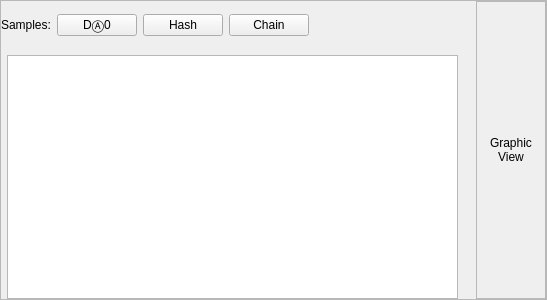
The window that apps/BlockTool/blockTool.ui (assignonward/aosuite) describes before a commit, drawn with Qt 5.
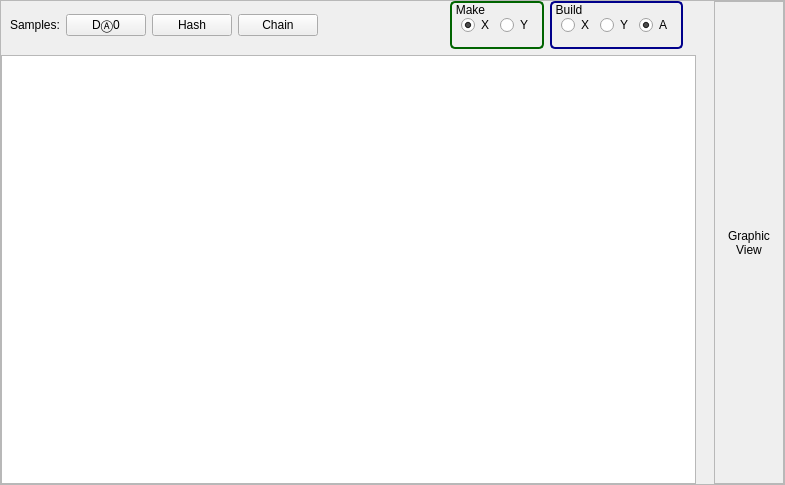
The same window after the commit. Icons and pictures are not drawn.

Commit message: add make/build control interface

Patch:
```diff
--- a/apps/BlockTool/blockTool.ui
+++ b/apps/BlockTool/blockTool.ui
@@ -6,10 +6,16 @@
    <rect>
     <x>0</x>
     <y>0</y>
-    <width>547</width>
-    <height>300</height>
+    <width>785</width>
+    <height>485</height>
    </rect>
   </property>
+  <property name="sizePolicy">
+   <sizepolicy hsizetype="Expanding" vsizetype="Expanding">
+    <horstretch>0</horstretch>
+    <verstretch>0</verstretch>
+   </sizepolicy>
+  </property>
   <property name="windowTitle">
    <string>Block Tool</string>
   </property>
@@ -25,8 +31,8 @@
     <rect>
      <x>0</x>
      <y>0</y>
-     <width>545</width>
-     <height>298</height>
+     <width>783</width>
+     <height>483</height>
     </rect>
    </property>
    <layout class="QGridLayout" name="gridLayout">
@@ -44,11 +50,20 @@
     </property>
     <item row="1" column="0" colspan="2">
      <layout class="QHBoxLayout" name="horizontalLayout">
+      <property name="leftMargin">
+       <number>9</number>
+      </property>
       <property name="topMargin">
        <number>0</number>
       </property>
       <item>
        <widget class="QLabel" name="label_2">
+        <property name="sizePolicy">
+         <sizepolicy hsizetype="Preferred" vsizetype="Fixed">
+          <horstretch>0</horstretch>
+          <verstretch>0</verstretch>
+         </sizepolicy>
+        </property>
         <property name="text">
          <string>Samples:</string>
         </property>
@@ -82,12 +97,122 @@
         </property>
         <property name="sizeHint" stdset="0">
          <size>
-          <width>40</width>
+          <width>4000</width>
           <height>20</height>
          </size>
         </property>
        </spacer>
       </item>
+      <item>
+       <widget class="QGroupBox" name="groupBox">
+        <property name="maximumSize">
+         <size>
+          <width>16777215</width>
+          <height>50</height>
+         </size>
+        </property>
+        <property name="styleSheet">
+         <string notr="true">QGroupBox { 
+     border: 2px solid darkgreen; 
+     border-radius: 5px; 
+     font-size: 12px
+ }
+QGroupBox::title {
+  background-color: transparent;
+  padding-left: 4px;
+  padding-top: 2px;
+}</string>
+        </property>
+        <property name="title">
+         <string>Make</string>
+        </property>
+        <layout class="QHBoxLayout" name="horizontalLayout_2">
+         <property name="leftMargin">
+          <number>9</number>
+         </property>
+         <property name="topMargin">
+          <number>0</number>
+         </property>
+         <property name="bottomMargin">
+          <number>0</number>
+         </property>
+         <item>
+          <widget class="QRadioButton" name="makeX">
+           <property name="text">
+            <string>X</string>
+           </property>
+           <property name="checked">
+            <bool>true</bool>
+           </property>
+          </widget>
+         </item>
+         <item>
+          <widget class="QRadioButton" name="makeY">
+           <property name="text">
+            <string>Y</string>
+           </property>
+          </widget>
+         </item>
+        </layout>
+       </widget>
+      </item>
+      <item>
+       <widget class="QGroupBox" name="groupBox_2">
+        <property name="maximumSize">
+         <size>
+          <width>16777215</width>
+          <height>50</height>
+         </size>
+        </property>
+        <property name="styleSheet">
+         <string notr="true">QGroupBox { 
+     border: 2px solid darkblue; 
+     border-radius: 5px; 
+     font-size: 12px
+ }
+QGroupBox::title {
+  background-color: transparent;
+  padding-left: 4px;
+  padding-top: 2px;
+}</string>
+        </property>
+        <property name="title">
+         <string>Build</string>
+        </property>
+        <layout class="QHBoxLayout" name="horizontalLayout_3">
+         <property name="topMargin">
+          <number>0</number>
+         </property>
+         <property name="bottomMargin">
+          <number>0</number>
+         </property>
+         <item>
+          <widget class="QRadioButton" name="buildX">
+           <property name="text">
+            <string>X</string>
+           </property>
+          </widget>
+         </item>
+         <item>
+          <widget class="QRadioButton" name="buildY">
+           <property name="text">
+            <string>Y</string>
+           </property>
+          </widget>
+         </item>
+         <item>
+          <widget class="QRadioButton" name="buildA">
+           <property name="text">
+            <string>A</string>
+           </property>
+           <property name="checked">
+            <bool>true</bool>
+           </property>
+          </widget>
+         </item>
+        </layout>
+       </widget>
+      </item>
       <item>
        <widget class="QLabel" name="label">
         <property name="maximumSize">
@@ -135,7 +260,7 @@
          <x>0</x>
          <y>0</y>
          <width>68</width>
-         <height>296</height>
+         <height>481</height>
         </rect>
        </property>
        <property name="sizePolicy">
@@ -172,27 +297,6 @@
       </widget>
      </widget>
     </item>
-    <item row="2" column="1" rowspan="2">
-     <widget class="QTextEdit" name="report">
-      <property name="sizePolicy">
-       <sizepolicy hsizetype="MinimumExpanding" vsizetype="Expanding">
-        <horstretch>0</horstretch>
-        <verstretch>0</verstretch>
-       </sizepolicy>
-      </property>
-      <property name="font">
-       <font>
-        <family>DejaVu Sans Mono</family>
-       </font>
-      </property>
-      <property name="horizontalScrollBarPolicy">
-       <enum>Qt::ScrollBarAlwaysOff</enum>
-      </property>
-      <property name="sizeAdjustPolicy">
-       <enum>QAbstractScrollArea::AdjustToContents</enum>
-      </property>
-     </widget>
-    </item>
     <item row="1" column="4" rowspan="3">
      <widget class="QFrame" name="frameA">
       <property name="sizePolicy">
@@ -254,6 +358,27 @@
       </item>
      </layout>
     </item>
+    <item row="2" column="0" rowspan="2" colspan="2">
+     <widget class="QTextEdit" name="report">
+      <property name="sizePolicy">
+       <sizepolicy hsizetype="Expanding" vsizetype="Expanding">
+        <horstretch>0</horstretch>
+        <verstretch>0</verstretch>
+       </sizepolicy>
+      </property>
+      <property name="font">
+       <font>
+        <family>DejaVu Sans Mono</family>
+       </font>
+      </property>
+      <property name="horizontalScrollBarPolicy">
+       <enum>Qt::ScrollBarAlwaysOff</enum>
+      </property>
+      <property name="sizeAdjustPolicy">
+       <enum>QAbstractScrollArea::AdjustToContents</enum>
+      </property>
+     </widget>
+    </item>
    </layout>
   </widget>
  </widget>
```
The commit also changes 2 other files.
